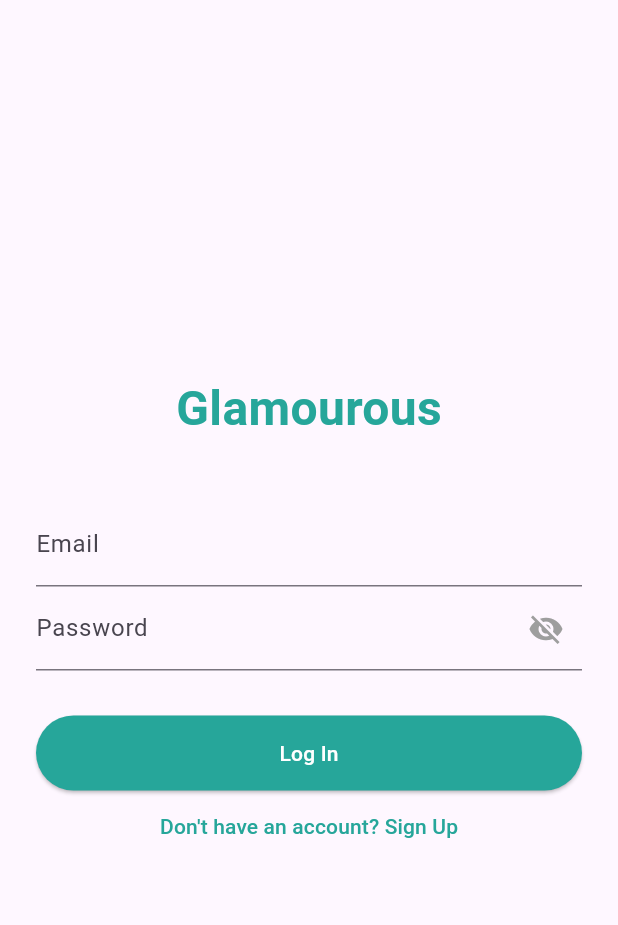
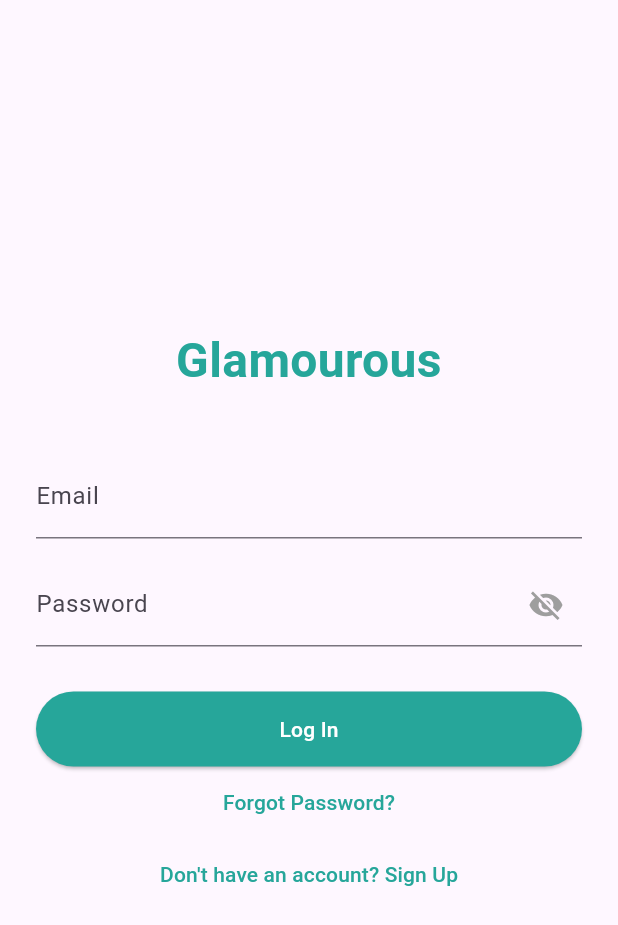
Before and after one commit to marietta-a/glamorous, a Flutter app: the screen it shows after launch, on a phone screen of 412 x 824 dp. Shown: the top 925 px of the screen. Run offline on Flutter 3.47's test engine with Material 3 defaults, Android fonts, the phone set to English and light mode, and no system bars; our stand-ins replace flutter_dotenv, get, google_sign_in, image_picker, supabase_flutter; accounts and stored records are empty.

Commit message:
feat: implemented password reset

```diff
--- a/lib/routes/app_pages.dart
+++ b/lib/routes/app_pages.dart
@@ -4,10 +4,12 @@ import 'package:glamourous/middleware/auth_middleware.dart';
 import 'package:glamourous/models/wardrobe_item.dart';
 import 'package:glamourous/routes/app_routes.dart';
 import 'package:glamourous/ui/screens/add_item_screen.dart';
+import 'package:glamourous/ui/screens/forgot_password_screen.dart';
 import 'package:glamourous/ui/screens/item_details_screen.dart';
 import 'package:glamourous/ui/screens/login_screen.dart';
 import 'package:glamourous/ui/screens/outfit_screen.dart';
 import 'package:glamourous/ui/screens/sign_up_screen.dart';
+import 'package:glamourous/ui/screens/update_password_screen.dart';
 import 'package:glamourous/ui/screens/wardrobe_screen.dart';
 
 class AppPages {
@@ -23,6 +25,16 @@ class AppPages {
     GetPage(
       name: Routes.SIGNUP,
       page: () => SignUpScreen(),
+      transition: Transition.fadeIn,
+    ),
+    GetPage(
+      name: Routes.UPDATE_PASSWORD,
+      page: () => UpdatePasswordScreen(),
+      transition: Transition.fadeIn,
+    ),
+    GetPage(
+      name: Routes.FORGOT_PASSWORD,
+      page: () => ForgotPasswordScreen(),
       transition: Transition.fadeIn,
     ),
     GetPage(
--- a/lib/routes/app_routes.dart
+++ b/lib/routes/app_routes.dart
@@ -2,6 +2,8 @@ abstract class Routes {
   static const WARDROBE = '/';
   static const LOGIN = '/login';
   static const SIGNUP = '/signup';
+  static const UPDATE_PASSWORD = '/update-password';
+  static const FORGOT_PASSWORD = '/forgot-password';
   // static const WARDROBE = '/wardrobe';
   static const OUTFITS = '/outfits';
   static const ITEM_DETAILS = '/item-details';
--- a/lib/ui/screens/login_screen.dart
+++ b/lib/ui/screens/login_screen.dart
@@ -21,9 +21,11 @@ class LoginScreen extends StatelessWidget {
         padding: const EdgeInsets.all(24.0),
         child: Column(
           mainAxisAlignment: MainAxisAlignment.center,
+          crossAxisAlignment: CrossAxisAlignment.stretch,
           children: [
             Text(
               "Glamourous",
+              textAlign: TextAlign.center,
               style: TextStyle(fontSize: 32, fontWeight: FontWeight.bold, color: accentColor)
             ),
             const SizedBox(height: 40),
@@ -33,13 +35,13 @@ class LoginScreen extends StatelessWidget {
               decoration: const InputDecoration(labelText: "Email")
             ),
 
-            // 2. Wrap the Password TextField with Obx
+            const SizedBox(height: 16),
+
             Obx(() => TextField(
               controller: passwordController,
-              obscureText: isPasswordObscured.value, // Bind the value
+              obscureText: isPasswordObscured.value,
               decoration: InputDecoration(
                 labelText: "Password",
-                // 3. Add the toggle icon
                 suffixIcon: IconButton(
                   icon: Icon(
                     isPasswordObscured.value
@@ -48,7 +50,7 @@ class LoginScreen extends StatelessWidget {
                     color: Colors.grey,
                   ),
                   onPressed: () {
-                    isPasswordObscured.toggle(); // Switch the state
+                    isPasswordObscured.toggle();
                   },
                 ),
               ),
@@ -57,7 +59,7 @@ class LoginScreen extends StatelessWidget {
             const SizedBox(height: 30),
 
             Obx(() => authController.isLoading.value
-              ? CircularProgressIndicator(color: accentColor)
+              ? Center(child: CircularProgressIndicator(color: accentColor))
               : ElevatedButton(
                   style: ElevatedButton.styleFrom(
                     backgroundColor: accentColor,
@@ -70,11 +72,20 @@ class LoginScreen extends StatelessWidget {
                   child: const Text("Log In", style: TextStyle(color: Colors.white)),
                 )),
 
-            TextButton(
-              onPressed: () => Get.toNamed(Routes.SIGNUP),
-              child: Text(
-                "Don't have an account? Sign Up",
-                style: TextStyle(color: accentColor)
+            Center(
+              child: TextButton(
+                onPressed: () => Get.toNamed(Routes.FORGOT_PASSWORD),
+                child: Text("Forgot Password?", style: TextStyle(color: accentColor)),
+              ),
+            ),
+
+            Center(
+              child: TextButton(
+                onPressed: () => Get.toNamed(Routes.SIGNUP),
+                child: Text(
+                  "Don't have an account? Sign Up",
+                  style: TextStyle(color: accentColor)
+                ),
               ),
             )
           ],
```
Also changed, not shown: lib/controllers/auth_controller.dart (+39 -1 lines), lib/ui/screens/forgot_password_screen.dart (added, +36 -0 lines), lib/ui/screens/update_password_screen.dart (added, +49 -0 lines), 2 other files.
